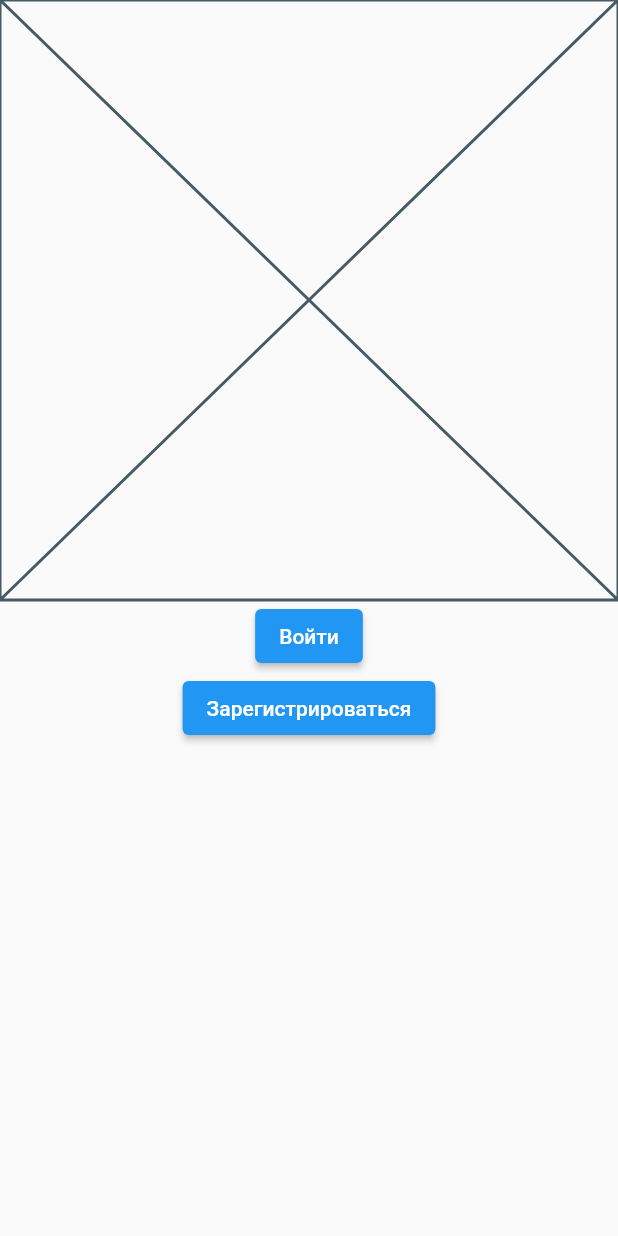
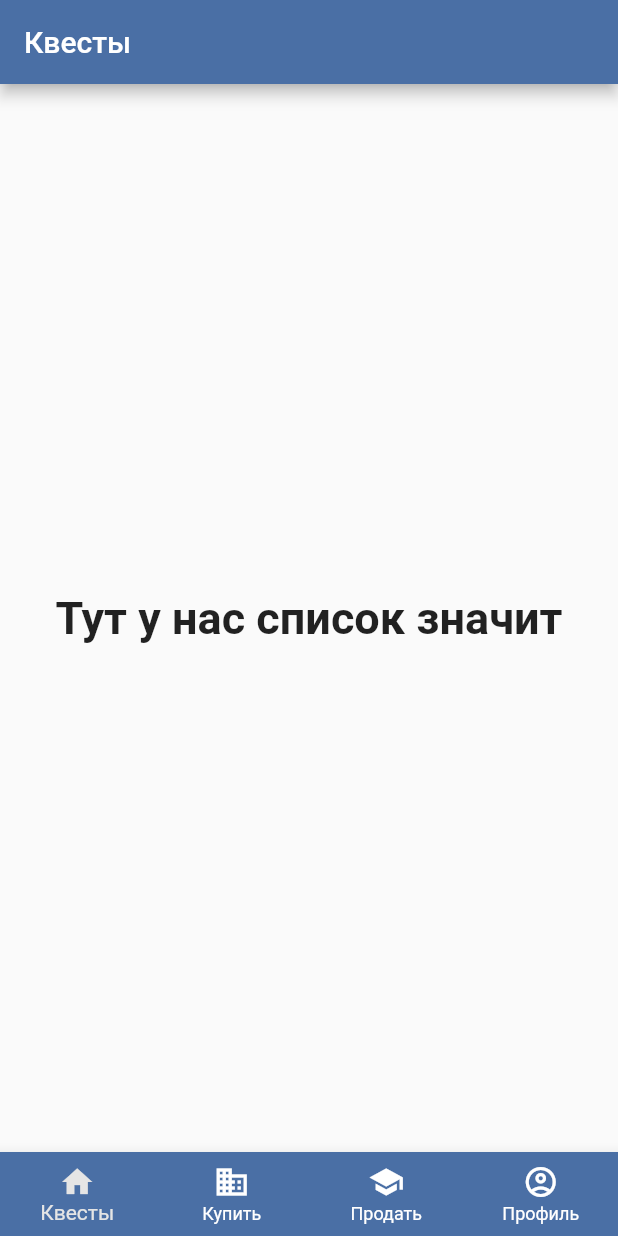
Before and after one commit to zhizhilev/audio_quest, a Flutter app: the screen it shows after launch, on a phone screen of 412 x 824 dp. Run offline on Flutter 3.47's test engine with Material 2 defaults, Android fonts, the phone set to English and light mode, and no system bars; our stand-ins replace dio, flutter_mobx, just_audio, mobx, rxdart, speech_to_text; generated files the repository leaves out were written again.

Commit message:
пробую верстку верстать

```diff
--- a/lib/internal/application.dart
+++ b/lib/internal/application.dart
@@ -1,4 +1,5 @@
 import 'package:audio_quest/presentation/main.dart';
+import 'package:audio_quest/presentation/quest_list.dart';
 import 'package:flutter/material.dart';
 import 'package:audio_quest/presentation/home.dart';
 import 'package:audio_quest/presentation/login.dart';
@@ -26,9 +27,10 @@ class _AppBodyState extends State<AppBody> {
       // home: Login()
       initialRoute: '/',
       routes: {
-        '/': (context) => Main(),
+        '/': (context) => QuestList(),//Main(),
         '/login': (context) => Login(),
         '/home': (context) => Home(),
+        '/quests': (context) => QuestList(),
       },
     );
   }
--- a/lib/presentation/main.dart
+++ b/lib/presentation/main.dart
@@ -1,19 +1,8 @@
 import 'package:flutter/material.dart';
 
-class Main extends StatefulWidget {
-  @override
-  _MainState createState() => _MainState();
-}
 
-class _MainState extends State<Main> {
-
-  @override
-  void initState() {
-    super.initState();
-    print("init Main");
-  }
-
-
+class Main extends StatelessWidget {
+  const Main({Key key}) : super(key: key);
 
   @override
   Widget build(BuildContext context) {
@@ -24,7 +13,8 @@ class _MainState extends State<Main> {
       body: Center(
         child: Column(
           children: [
-            Placeholder(),
+            //Placeholder(),
+            Image.asset("assets/images/main_background.jpeg", fit:BoxFit.fitWidth),
             ElevatedButton(
                 child: Text("Войти"),
                 onPressed: () {
@@ -35,15 +25,9 @@ class _MainState extends State<Main> {
                 onPressed: () {
                   Navigator.pushNamed(context, '/registration');
                 }),
-
-
           ],
         ),
       ),
     );
   }
-
-
-
-
 }
--- /dev/null
+++ b/lib/presentation/quest_list.dart
@@ -0,0 +1,88 @@
+import 'package:flutter/material.dart';
+
+class QuestList extends StatefulWidget {
+  @override
+  _QuestListState createState() => _QuestListState();
+}
+
+class _QuestListState extends State<QuestList> {
+
+  @override
+  void initState() {
+    super.initState();
+  }
+
+  int _selectedIndex = 0;
+  static const TextStyle optionStyle = TextStyle(fontSize: 30, fontWeight: FontWeight.bold);
+  static const List<Widget> _widgetOptions = <Widget>[
+    Text(
+      'Тут у нас список значит',
+      style: optionStyle,
+    ),
+    Text(
+      'Тут мы что-то показываем',
+      style: optionStyle,
+    ),
+    Text(
+      'Тут вообще крутотень',
+      style: optionStyle,
+    ),
+    Text(
+      'Тут настройки профиля',
+      style: optionStyle,
+    ),
+  ];
+
+  void _onItemTapped(int index) {
+    setState(() {
+      _selectedIndex = index;
+    });
+  }
+
+  @override
+  Widget build(BuildContext context) {
+    return Scaffold(
+      appBar: AppBar(
+        title: const Text('Квесты'),
+        backgroundColor: Color(0xff4A6FA5),
+      ),
+      body: Center(
+        child: _widgetOptions.elementAt(_selectedIndex),
+      ),
+      bottomNavigationBar: BottomNavigationBar(
+        items: const <BottomNavigationBarItem>[
+          BottomNavigationBarItem(
+            icon: Icon(Icons.home),
+            label: 'Квесты',
+            backgroundColor: Color(0xff4A6FA5),
+          ),
+          BottomNavigationBarItem(
+            icon: Icon(Icons.business),
+            label: 'Купить',
+            backgroundColor: Color(0xff4A6FA5),
+          ),
+          BottomNavigationBarItem(
+            icon: Icon(Icons.school, color: Colors.white,),
+            label: 'Продать',
+            backgroundColor: Color(0xff4A6FA5),
+          ),
+          BottomNavigationBarItem(
+            icon: Icon(Icons.account_circle_outlined),
+            label: 'Профиль',
+              backgroundColor: Colors.amberAccent
+          ),
+        ],
+        currentIndex: _selectedIndex,
+        selectedItemColor: Color(0xffE5E5E5),
+        unselectedItemColor: Colors.white,
+        // fixedColor: Colors.white,
+        onTap: _onItemTapped,
+        showSelectedLabels:true,
+        showUnselectedLabels: true,
+        type: BottomNavigationBarType.fixed,
+        backgroundColor: Color(0xff4A6FA5),
+      ),
+    );
+  }
+
+}
```
Also changed, not shown: pubspec.yaml (+3 -4 lines), pubspec.lock.
